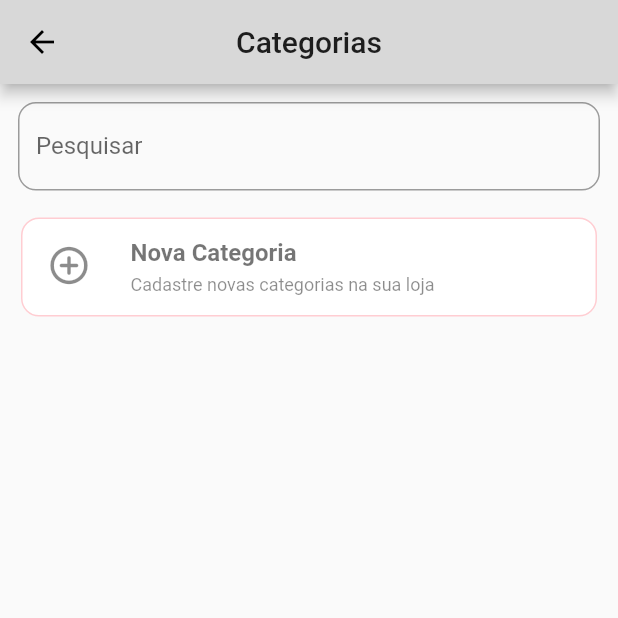
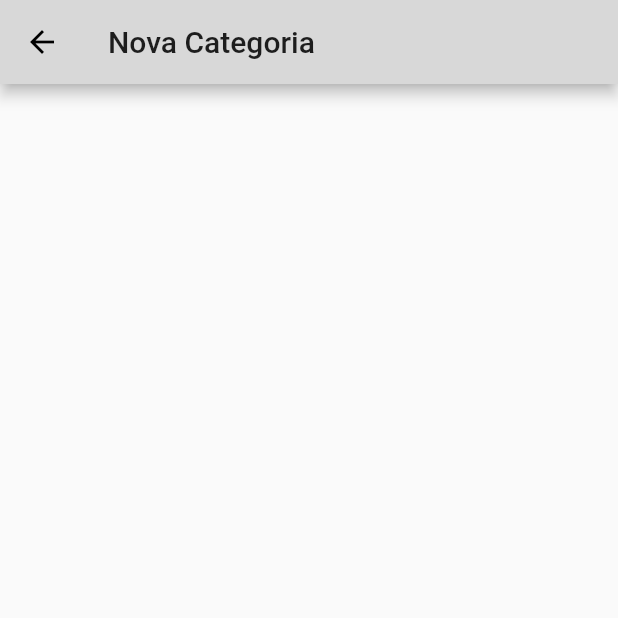
Before and after one commit to lismaroliveira1/bahia_delivery_cross_platform_app, a Flutter app: the CategoryStoreScreen screen opened directly, after a tap on "Nova Categoria", on a phone screen of 412 x 824 dp, the top half of it. Run offline on Flutter 3.47's test engine with Material 2 defaults, Android fonts, the phone set to English and light mode, and no system bars; our stand-ins replace brasil_fields, cloud_firestore, cloud_functions, curved_navigation_bar, dio, firebase_auth and 13 more; missing offline and left inert: bloc_pattern, cpfcnpj, credit_card_number_validator, credit_card_type_detector, flutter_facebook_login, google_place; accounts and stored records are empty.

Commit message:
new category

```diff
--- /dev/null
+++ b/lib/screens/register_new_category_screnn.dart
@@ -0,0 +1,12 @@
+import 'package:flutter/material.dart';
+
+class RegisterNewCategoryScreen extends StatelessWidget {
+  @override
+  Widget build(BuildContext context) {
+    return Scaffold(
+      appBar: AppBar(
+        title: Text("Nova Categoria"),
+      ),
+    );
+  }
+}
--- a/lib/tabs/store_categore_screen.dart
+++ b/lib/tabs/store_categore_screen.dart
@@ -1,4 +1,5 @@
 import 'package:bahia_delivery/models/user_model.dart';
+import 'package:bahia_delivery/screens/register_new_category_screnn.dart';
 import 'package:bahia_delivery/widgets/store_home_widgets.dart';
 import 'package:flutter/material.dart';
 import 'package:scoped_model/scoped_model.dart';
@@ -41,7 +42,7 @@ class _CategoryStoreTabState extends State<CategoryStoreTab> {
                 icon: Icons.add_circle_outline_rounded,
                 name: "Nova Categoria",
                 description: "Cadastre novas categorias na sua loja",
-                onPressed: () {},
+                onPressed: _onNewCategoryPressed,
               ),
             ],
           );
@@ -49,4 +50,10 @@ class _CategoryStoreTabState extends State<CategoryStoreTab> {
       })
     ]);
   }
+
+  void _onNewCategoryPressed() {
+    Navigator.of(context).push(MaterialPageRoute(
+      builder: (context) => RegisterNewCategoryScreen(),
+    ));
+  }
 }
```
